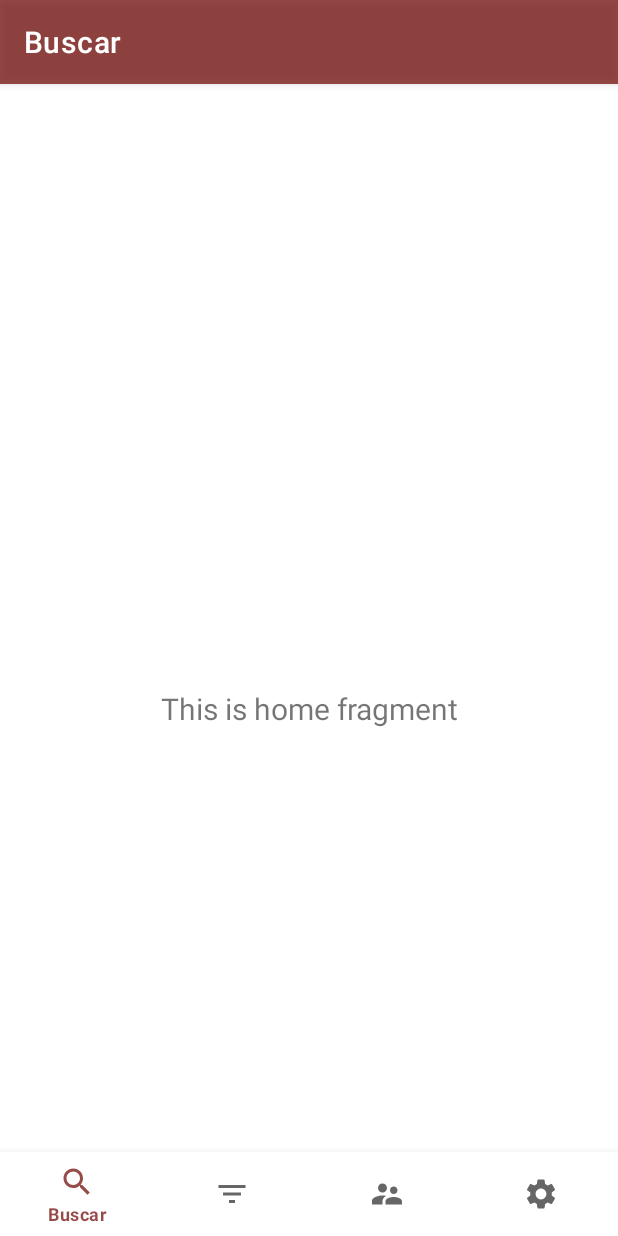
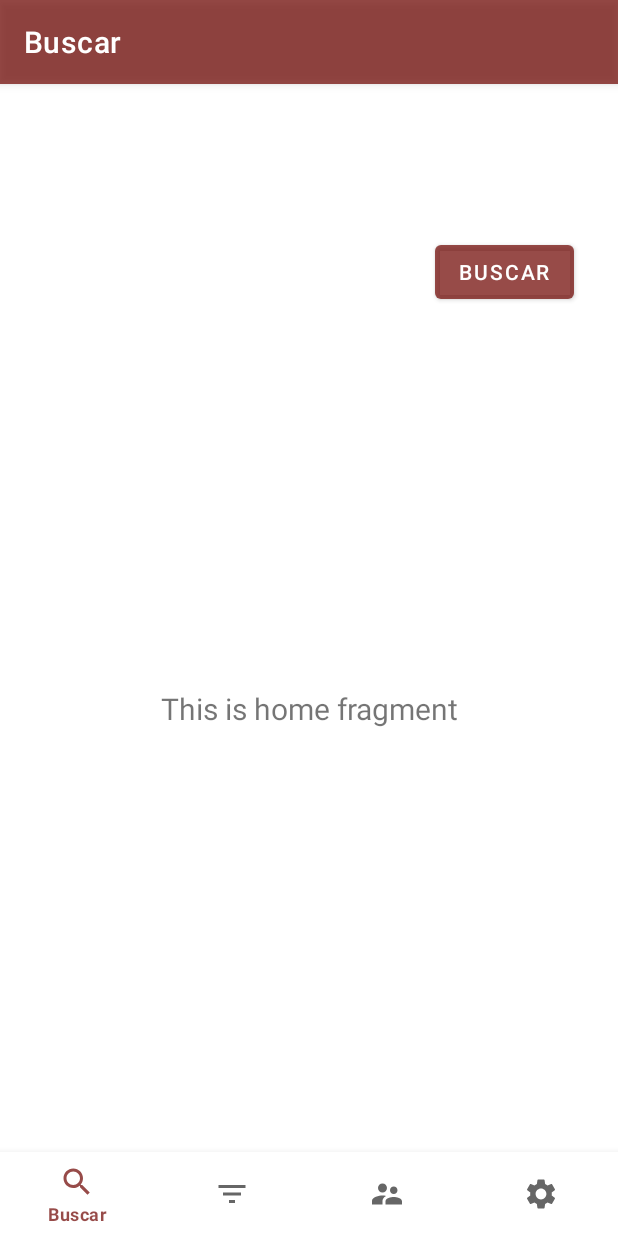
Before and after one commit to Jota0Garcia/SocialMovies, an Android app: the HomeFragment screen opened directly, with no data from a screen before it, on a phone screen of 412 x 824 dp. Run offline under Robolectric (Android 15) with nearby library versions, the phone set to English and light mode, and no system bars; our stand-ins replace navigation-ui.

```diff
--- a/app/src/main/res/layout/fragment_home.xml
+++ b/app/src/main/res/layout/fragment_home.xml
@@ -19,4 +19,16 @@
         app:layout_constraintEnd_toEndOf="parent"
         app:layout_constraintStart_toStartOf="parent"
         app:layout_constraintTop_toTopOf="parent" />
+
+    <Button
+        android:id="@+id/buttonBuscar"
+        android:layout_width="wrap_content"
+        android:layout_height="wrap_content"
+        android:text="@string/Buscar"
+        app:layout_constraintBottom_toBottomOf="parent"
+        app:layout_constraintEnd_toEndOf="parent"
+        app:layout_constraintHorizontal_bias="0.908"
+        app:layout_constraintStart_toStartOf="parent"
+        app:layout_constraintTop_toTopOf="parent"
+        app:layout_constraintVertical_bias="0.068" />
 </androidx.constraintlayout.widget.ConstraintLayout>
```
Also changed, not shown: app/src/main/java/com/example/aplicacion/MainActivity.java (+51 -0 lines), app/src/main/java/com/example/aplicacion/ui/home/HomeFragment.java (+55 -1 lines).
